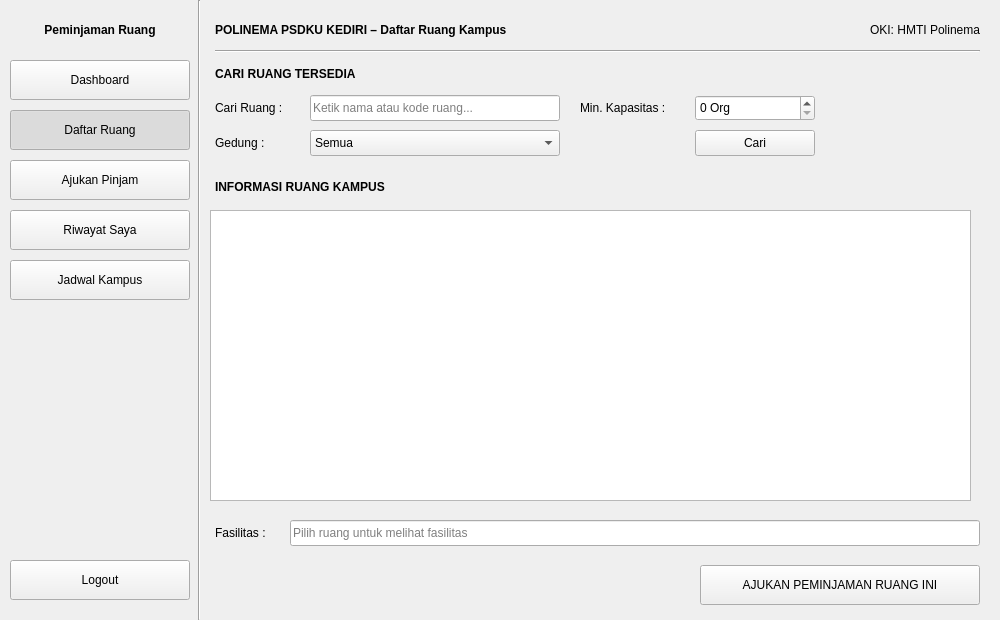
Above: ui/daftar_ruang.ui from Ariel-F-S/SistemPeminjamanRuangPolinemaKampusKediri before the change. Below: the same form after it.
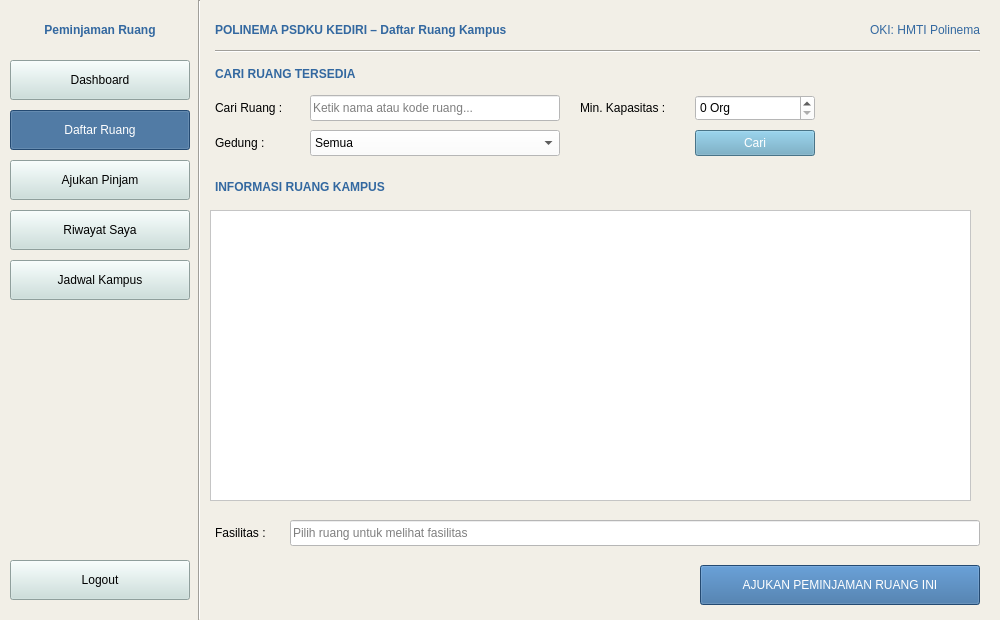
That is the form after the change. Icons and pictures are not drawn.

```diff
--- a/ui/daftar_ruang.ui
+++ b/ui/daftar_ruang.ui
@@ -17,6 +17,9 @@
    <iconset>
     <normaloff>icons/app.png</normaloff>icons/app.png</iconset>
   </property>
+  <property name="styleSheet">
+   <string notr="true">background-color: #F2EFE7;</string>
+  </property>
   <widget class="QLabel" name="lblBrand">
    <property name="geometry">
     <rect>
@@ -32,6 +35,9 @@
      <bold>true</bold>
     </font>
    </property>
+   <property name="styleSheet">
+    <string notr="true">color: #3368A0;</string>
+   </property>
    <property name="text">
     <string>Peminjaman Ruang</string>
    </property>
@@ -48,6 +54,9 @@
      <height>40</height>
     </rect>
    </property>
+   <property name="styleSheet">
+    <string notr="true">background-color: #C8DFDB;</string>
+   </property>
    <property name="text">
     <string>Dashboard</string>
    </property>
@@ -77,6 +86,10 @@
      <height>40</height>
     </rect>
    </property>
+   <property name="styleSheet">
+    <string notr="true">background-color: #3368A0;
+color: white;</string>
+   </property>
    <property name="text">
     <string>Daftar Ruang</string>
    </property>
@@ -109,6 +122,9 @@
      <height>40</height>
     </rect>
    </property>
+   <property name="styleSheet">
+    <string notr="true">background-color: #C8DFDB;</string>
+   </property>
    <property name="text">
     <string>Ajukan Pinjam</string>
    </property>
@@ -138,6 +154,9 @@
      <height>40</height>
     </rect>
    </property>
+   <property name="styleSheet">
+    <string notr="true">background-color: #C8DFDB;</string>
+   </property>
    <property name="text">
     <string>Riwayat Saya</string>
    </property>
@@ -167,6 +186,9 @@
      <height>40</height>
     </rect>
    </property>
+   <property name="styleSheet">
+    <string notr="true">background-color: #C8DFDB;</string>
+   </property>
    <property name="text">
     <string>Jadwal Kampus</string>
    </property>
@@ -196,6 +218,9 @@
      <height>40</height>
     </rect>
    </property>
+   <property name="styleSheet">
+    <string notr="true">background-color: #C8DFDB;</string>
+   </property>
    <property name="text">
     <string>Logout</string>
    </property>
@@ -241,6 +266,9 @@
      <bold>true</bold>
     </font>
    </property>
+   <property name="styleSheet">
+    <string notr="true">color: #3368A0;</string>
+   </property>
    <property name="text">
     <string>POLINEMA PSDKU KEDIRI – Daftar Ruang Kampus</string>
    </property>
@@ -254,6 +282,9 @@
      <height>30</height>
     </rect>
    </property>
+   <property name="styleSheet">
+    <string notr="true">color: #3368A0;</string>
+   </property>
    <property name="text">
     <string>OKI: HMTI Polinema</string>
    </property>
@@ -292,6 +323,9 @@
      <bold>true</bold>
     </font>
    </property>
+   <property name="styleSheet">
+    <string notr="true">color: #3368A0;</string>
+   </property>
    <property name="text">
     <string>CARI RUANG TERSEDIA</string>
    </property>
@@ -318,6 +352,9 @@
      <height>26</height>
     </rect>
    </property>
+   <property name="styleSheet">
+    <string notr="true">background-color: white;</string>
+   </property>
    <property name="placeholderText">
     <string>Ketik nama atau kode ruang...</string>
    </property>
@@ -347,6 +384,9 @@
      <height>26</height>
     </rect>
    </property>
+   <property name="styleSheet">
+    <string notr="true">background-color: white;</string>
+   </property>
    <property name="suffix">
     <string> Org</string>
    </property>
@@ -379,6 +419,9 @@
      <height>26</height>
     </rect>
    </property>
+   <property name="styleSheet">
+    <string notr="true">background-color: white;</string>
+   </property>
    <item>
     <property name="text">
      <string>Semua</string>
@@ -404,6 +447,10 @@
      <height>26</height>
     </rect>
    </property>
+   <property name="styleSheet">
+    <string notr="true">background-color: #66A3BF;
+color: white;</string>
+   </property>
    <property name="text">
     <string>Cari</string>
    </property>
@@ -427,6 +474,9 @@
      <bold>true</bold>
     </font>
    </property>
+   <property name="styleSheet">
+    <string notr="true">color: #3368A0;</string>
+   </property>
    <property name="text">
     <string>INFORMASI RUANG KAMPUS</string>
    </property>
@@ -453,6 +503,9 @@
      <height>26</height>
     </rect>
    </property>
+   <property name="styleSheet">
+    <string notr="true">background-color: white;</string>
+   </property>
    <property name="readOnly">
     <bool>true</bool>
    </property>
@@ -469,6 +522,10 @@
      <height>40</height>
     </rect>
    </property>
+   <property name="styleSheet">
+    <string notr="true">background-color: #3368A0;
+color: white;</string>
+   </property>
    <property name="text">
     <string>AJUKAN PEMINJAMAN RUANG INI</string>
    </property>
@@ -492,6 +549,9 @@
      <height>291</height>
     </rect>
    </property>
+   <property name="styleSheet">
+    <string notr="true">background-color: white;</string>
+   </property>
   </widget>
  </widget>
  <resources/>
```
